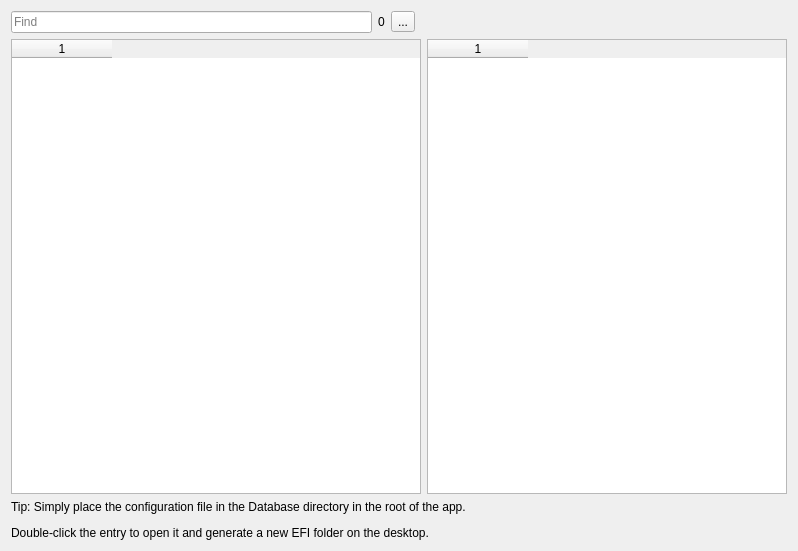
First picture: the form in dlgdatabase.ui, repository ic005k/OCAuxiliaryTools, before the edit.
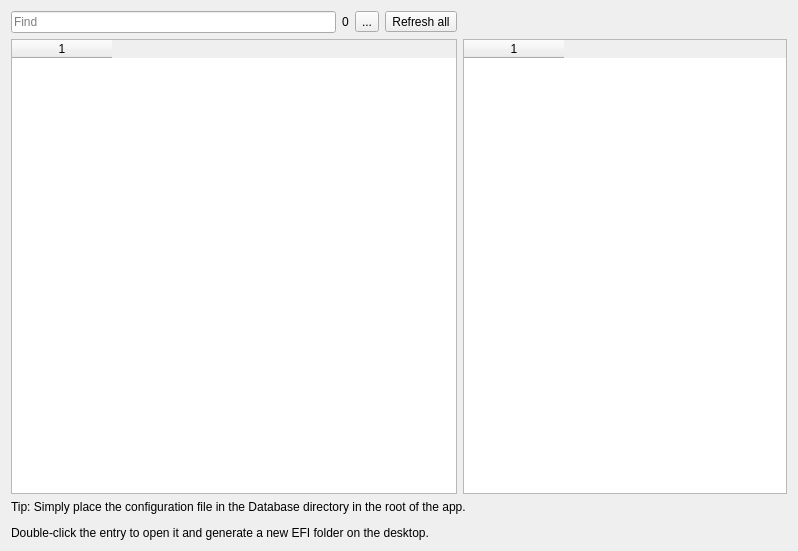
Second picture: the form after the edit. Icons and pictures are not drawn.

Diff of the .ui file:
```diff
--- a/dlgdatabase.ui
+++ b/dlgdatabase.ui
@@ -71,6 +71,16 @@
      </property>
     </widget>
    </item>
+   <item row="0" column="3">
+    <widget class="QToolButton" name="btnRefreshAll">
+     <property name="toolTip">
+      <string>Save all profiles in the table to the latest version</string>
+     </property>
+     <property name="text">
+      <string>Refresh all</string>
+     </property>
+    </widget>
+   </item>
   </layout>
  </widget>
  <resources>
```
